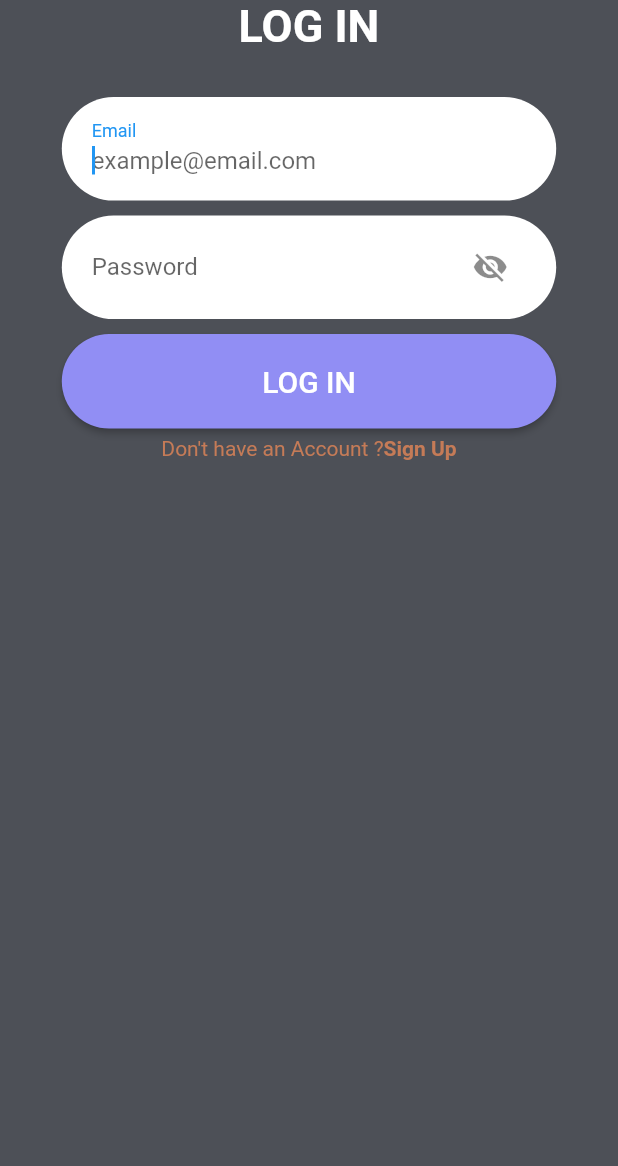
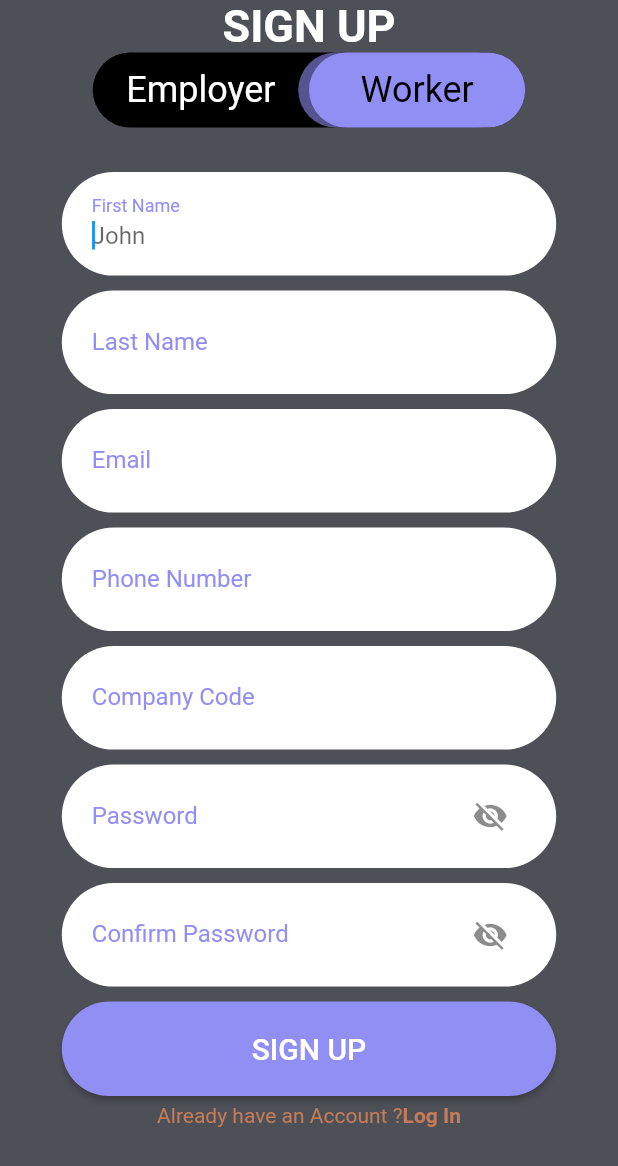
Before and after one commit to cgprats/COP4331-SchedulingManager, a Flutter app: the screen it shows after launch, on a phone screen of 412 x 824 dp. Shown: the top 1166 px of the screen. Run offline on Flutter 3.47's test engine with Material 2 defaults, Android fonts, the phone set to English and light mode, and no system bars; accounts and stored records are empty.

Commit message:
Minor Updates

```diff
--- a/mobile/lib/components/rounded_input_field.dart
+++ b/mobile/lib/components/rounded_input_field.dart
@@ -12,6 +12,7 @@ class RoundedInputField extends StatefulWidget {
   final TextInputAction textInputAction;
   final IconButton? suffixIcon;
   final double order;
+  final TextInputType? keyboardType;
 
   const RoundedInputField({
     Key? key,
@@ -31,6 +32,7 @@ class RoundedInputField extends StatefulWidget {
     this.textInputAction = TextInputAction.next,
     this.suffixIcon,
     this.order = -1,
+    this.keyboardType,
   }); // : super(key: key);
 
   @override
@@ -67,6 +69,7 @@ class _RoundedInputFieldState extends State<RoundedInputField> {
       order: order,
       child: TextFieldContainer(
         child: TextFormField(
+          keyboardType: widget.keyboardType,
           enabled: widget.enabled,
           focusNode: this.focusNode,
           obscureText: widget.obscureText,
--- a/mobile/lib/routes/routes.dart
+++ b/mobile/lib/routes/routes.dart
@@ -10,7 +10,7 @@ class Routes {
   static const String JOBLISTINGSSCREEN = '/joblistings';
 
   static Map<String, Widget Function(BuildContext)> get getRoutes => {
-    '/': (context) => LoginScreen(),
+    '/': (context) => SignUpScreen(),
     LOGINSCREEN: (context) => LoginScreen(),
     SIGNUPSCREEN: (context) => SignUpScreen(),
     JOBLISTINGSSCREEN: (context) => JobListingsScreen(),
--- a/mobile/lib/screens/login_screen.dart
+++ b/mobile/lib/screens/login_screen.dart
@@ -4,6 +4,7 @@ import 'package:mobile/components/rounded_input_field.dart';
 import 'package:mobile/utils/get_api.dart';
 import 'package:mobile/utils/custom_colors.dart';
 import 'package:mobile/components/rounded_button.dart';
+import 'package:mobile/utils/global_data.dart';
 
 class LoginScreen extends StatefulWidget {
   @override
@@ -39,22 +40,21 @@ class _LoginScreenState extends State<LoginScreen> {
               SizedBox(
                 height: _size.height * 0.03,
               ),
-                MainPage(),
+              _MainPage(),
             ],
           ),
         ),
-        )
+      ),
     );
   }
-
 }
 
-class MainPage extends StatefulWidget {
+class _MainPage extends StatefulWidget {
   @override
   _MainPageState createState() => _MainPageState();
 }
 
-class _MainPageState extends State<MainPage> {
+class _MainPageState extends State<_MainPage> {
   static final _formKey = GlobalKey<FormState>();
   Map _payload = Map();
   bool _visible = false;
@@ -64,10 +64,8 @@ class _MainPageState extends State<MainPage> {
   Widget build(BuildContext context) {
     Size _size = MediaQuery.of(context).size;
     return Form(
-
         key: _formKey,
-      child: Column(
-        children: <Widget>[
+        child: Column(children: <Widget>[
           RoundedInputField(
             order: 1,
             labelText: 'Email',
@@ -137,15 +135,14 @@ class _MainPageState extends State<MainPage> {
                   style: TextStyle(
                     color: CustomColors.orange,
                     fontWeight: FontWeight.bold,
-                  )
+                  ),
                 ),
               ),
             ],
-          )
-        ]
-      )
-    );
+          ),
+        ]));
   }
+
   void _login(Map _payload) async {
     print('login!');
     String dir = '/login';
@@ -160,6 +157,8 @@ class _MainPageState extends State<MainPage> {
         () {
           _errorMessage =
               jsonObj['error'].startsWith('Success: ') ? '' : jsonObj['error'];
+          GlobalData.firstName = jsonObj['firstName'];
+          GlobalData.lastName = jsonObj['lastName'];
         },
       );
     }
--- a/mobile/lib/screens/sign_up_screen.dart
+++ b/mobile/lib/screens/sign_up_screen.dart
@@ -100,6 +100,7 @@ class _SignUpFormState extends State<_SignUpForm> {
                   labelText: 'Email',
                   hintText: 'john.doe@email.com',
                   width: _size.width * 0.8,
+                  keyboardType: TextInputType.emailAddress,
                   labelColor: GlobalData.accountType == 1
                       ? CustomColors.green
                       : CustomColors.purple,
@@ -112,6 +113,7 @@ class _SignUpFormState extends State<_SignUpForm> {
                   labelText: 'Phone Number',
                   hintText: '(123) 456-7890',
                   width: _size.width * 0.8,
+                  keyboardType: TextInputType.phone,
                   labelColor: GlobalData.accountType == 1
                       ? CustomColors.green
                       : CustomColors.purple,
@@ -248,6 +250,7 @@ class _SignUpFormState extends State<_SignUpForm> {
             },
           ),
           Row(
+            mainAxisAlignment: MainAxisAlignment.center,
             children: <Widget>[
               Text(
                 "Already have an Account ?",
@@ -258,15 +261,15 @@ class _SignUpFormState extends State<_SignUpForm> {
                   Navigator.pushNamed(context, '/login');
                 },
                 child: Text(
-                    "Log In",
-                    style: TextStyle(
-                      color: CustomColors.orange,
-                      fontWeight: FontWeight.bold,
-                    )
+                  "Log In",
+                  style: TextStyle(
+                    color: CustomColors.orange,
+                    fontWeight: FontWeight.bold,
+                  ),
                 ),
               ),
             ],
-          )
+          ),
         ],
       ),
     );
```
Lines whose indentation alone changed are shown as unchanged.
